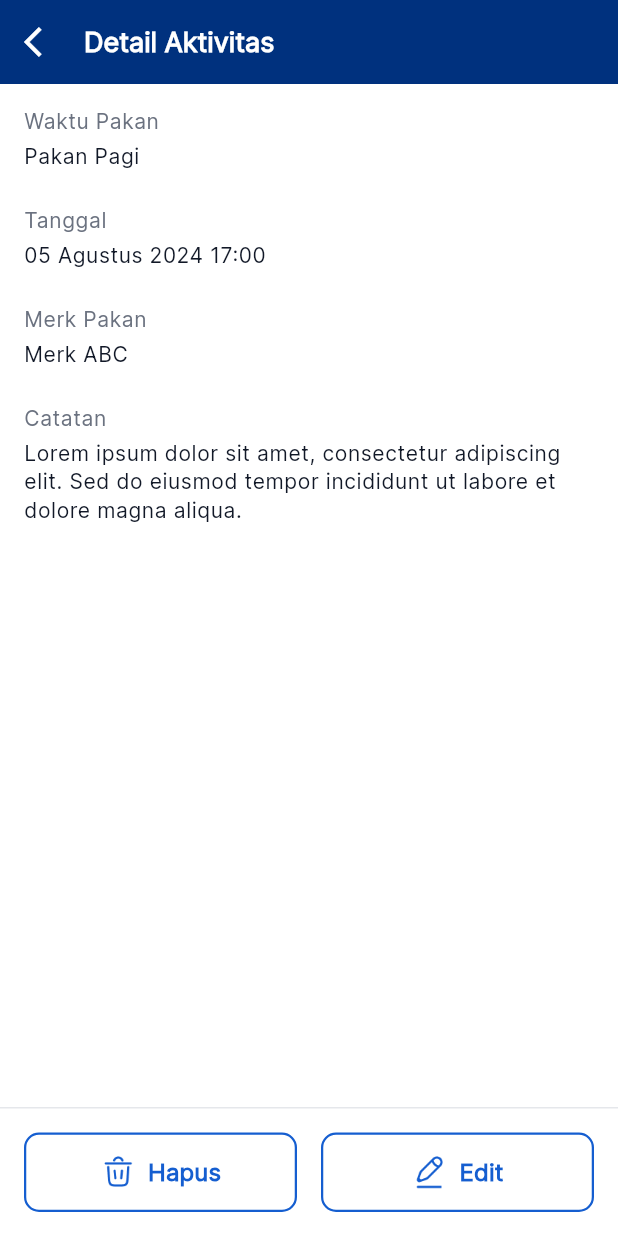
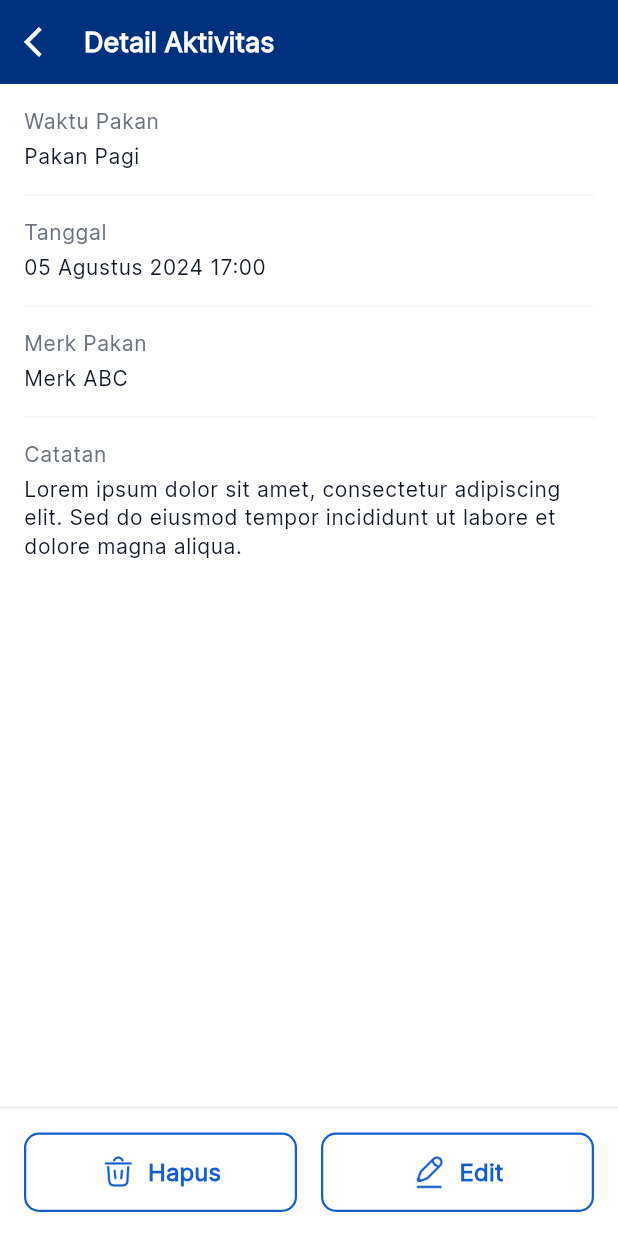
Before and after one commit to minamitra/minamitra-pembudidaya-mobile, a Flutter app: the ActivityActivitiesDetailPage screen opened directly, on a phone screen of 412 x 824 dp. Run offline on Flutter 3.47's test engine with Material 3 defaults, Android fonts, the light colour scheme and no system bars; our stand-ins replace cached_network_image, carousel_slider, dotted_line, dropdown_button2, easy_date_timeline, equatable and 8 more; missing offline and left inert: flutter_regex, flutter_statusbarcolor_ns, linear_progress_bar; accounts and stored records are empty.

Commit message:
💄 update UI in activity activities detail view

```diff
--- a/lib/feature/activity_activities_detail/views/activity_activities_detail_view.dart
+++ b/lib/feature/activity_activities_detail/views/activity_activities_detail_view.dart
@@ -36,11 +36,23 @@ class ActivityActivitiesDetailView extends StatelessWidget {
         padding: const EdgeInsets.all(16.0),
         children: [
           columnText("Waktu Pakan", "Pakan Pagi"),
-          const SizedBox(height: 24.0),
+          Divider(
+            height: 32.0,
+            thickness: 1,
+            color: AppColor.neutral[100],
+          ),
           columnText("Tanggal", "05 Agustus 2024 17:00"),
-          const SizedBox(height: 24.0),
+          Divider(
+            height: 32.0,
+            thickness: 1,
+            color: AppColor.neutral[100],
+          ),
           columnText("Merk Pakan", "Merk ABC"),
-          const SizedBox(height: 24.0),
+          Divider(
+            height: 32.0,
+            thickness: 1,
+            color: AppColor.neutral[100],
+          ),
           columnText("Catatan",
               "Lorem ipsum dolor sit amet, consectetur adipiscing elit. Sed do eiusmod tempor incididunt ut labore et dolore magna aliqua."),
           const SizedBox(height: 98.0),
```
